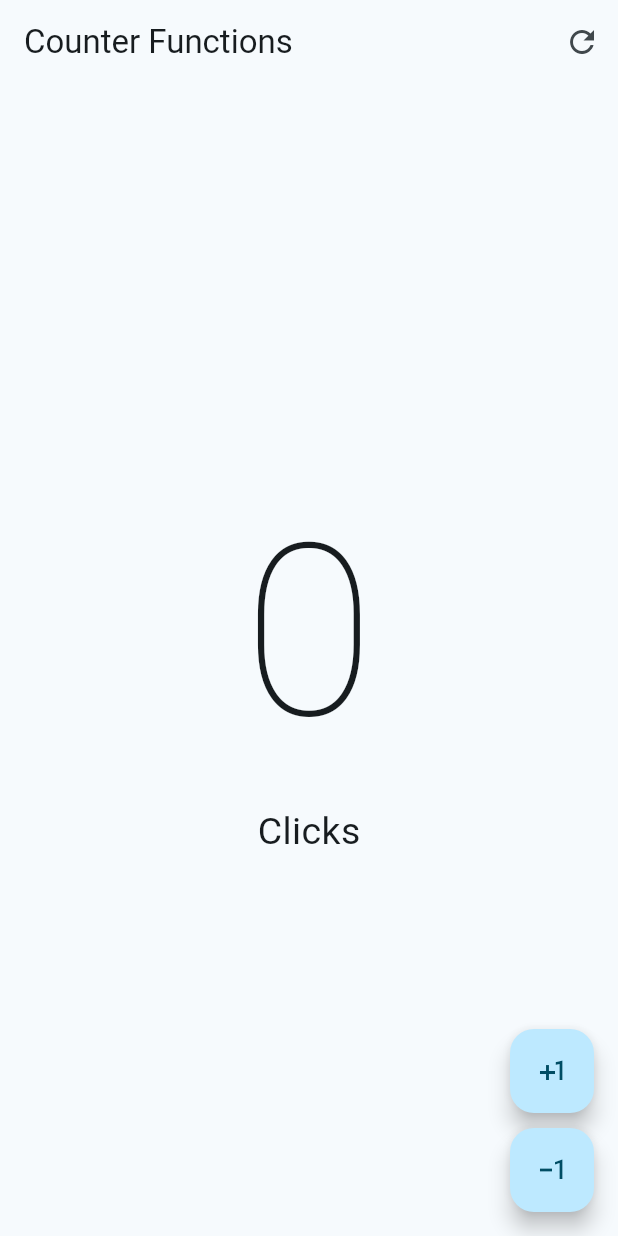
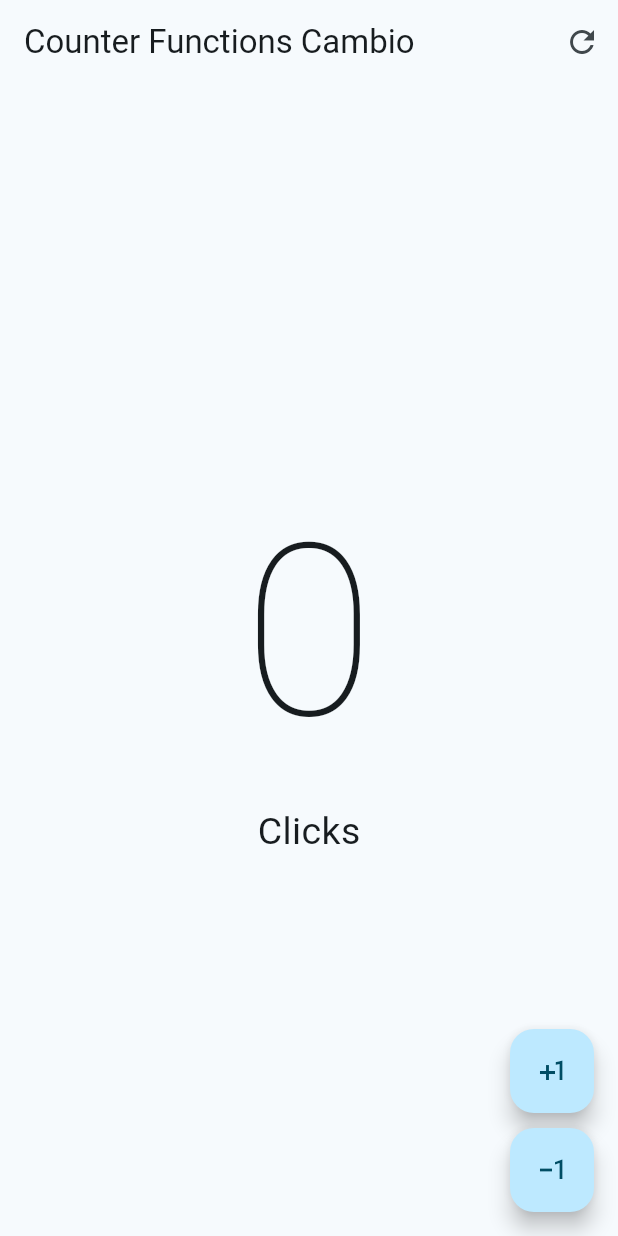
Before and after one commit to diannyzortega/hello-world-app, a Flutter app: the screen it shows after launch, on a phone screen of 412 x 824 dp. Run offline on Flutter 3.47's test engine with Material 2 defaults, Android fonts, the light colour scheme and no system bars.

Commit message:
Cambios texto

```diff
--- a/lib/presentation/screens/counter/counter_functions_screen.dart
+++ b/lib/presentation/screens/counter/counter_functions_screen.dart
@@ -13,7 +13,7 @@ class _CounterFuctionsScreenState extends State<CounterFuctionsScreen> {
   @override
   Widget build(BuildContext context) {
     return Scaffold(
-        appBar: AppBar(title: const Text('Counter Functions'), actions: [
+        appBar: AppBar(title: const Text('Counter Functions Cambio'), actions: [
           IconButton(
             icon: const Icon(Icons.refresh_outlined),
             onPressed: () {
```
